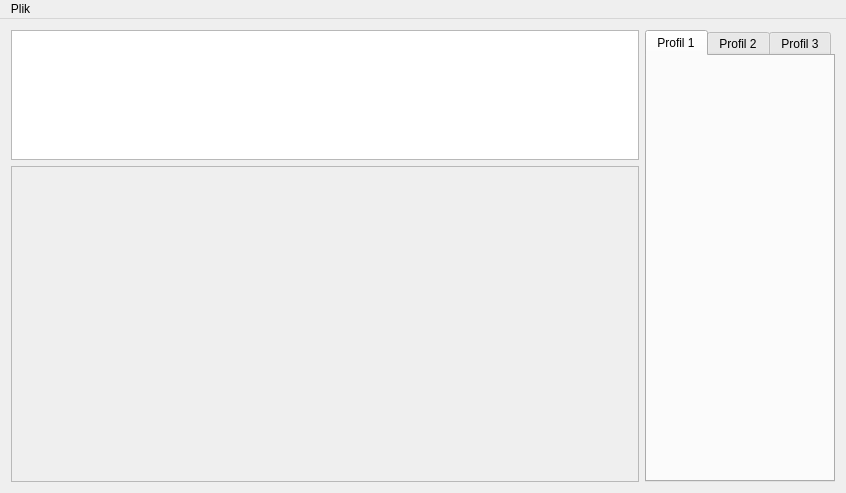
Qt form mainwindow.ui (dz1domin/RCon) before a commit.
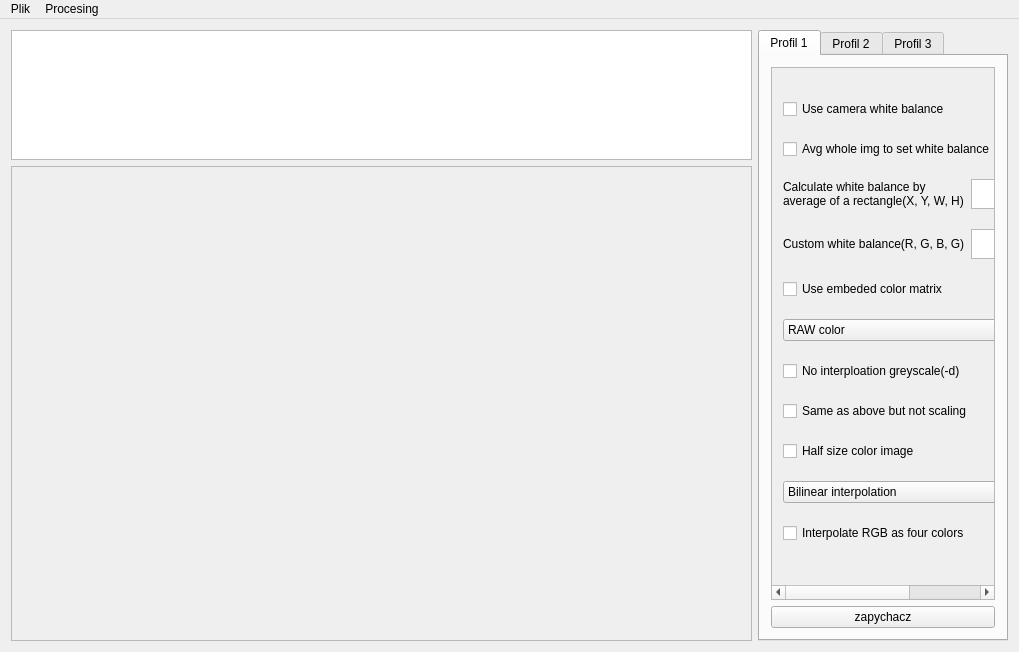
The same form after that commit.

What changed in the file:
```diff
--- a/mainwindow.ui
+++ b/mainwindow.ui
@@ -6,8 +6,8 @@
    <rect>
     <x>0</x>
     <y>0</y>
-    <width>846</width>
-    <height>493</height>
+    <width>1019</width>
+    <height>652</height>
    </rect>
   </property>
   <property name="sizePolicy">
@@ -26,8 +26,8 @@
    <string>RCon</string>
   </property>
   <widget class="QWidget" name="centralWidget">
-   <layout class="QGridLayout" name="gridLayout">
-    <item row="0" column="0">
+   <layout class="QVBoxLayout" name="verticalLayout">
+    <item>
      <layout class="QHBoxLayout" name="mainLayout">
       <item>
        <layout class="QVBoxLayout" name="imageLayout">
@@ -75,8 +75,8 @@
               <rect>
                <x>0</x>
                <y>0</y>
-               <width>635</width>
-               <height>308</height>
+               <width>735</width>
+               <height>467</height>
               </rect>
              </property>
              <property name="sizePolicy">
@@ -117,6 +117,12 @@
             <verstretch>0</verstretch>
            </sizepolicy>
           </property>
+          <property name="maximumSize">
+           <size>
+            <width>250</width>
+            <height>16777215</height>
+           </size>
+          </property>
           <property name="currentIndex">
            <number>0</number>
           </property>
@@ -125,7 +131,7 @@
           </property>
           <widget class="QWidget" name="profil1Tab">
            <property name="sizePolicy">
-            <sizepolicy hsizetype="Minimum" vsizetype="Preferred">
+            <sizepolicy hsizetype="Minimum" vsizetype="Minimum">
              <horstretch>0</horstretch>
              <verstretch>0</verstretch>
             </sizepolicy>
@@ -133,6 +139,355 @@
            <attribute name="title">
             <string>Profil 1</string>
            </attribute>
+           <layout class="QVBoxLayout" name="verticalLayout_2">
+            <item>
+             <layout class="QVBoxLayout" name="P1OptionsLayout">
+              <item>
+               <widget class="QScrollArea" name="P1ScrollArea">
+                <property name="sizePolicy">
+                 <sizepolicy hsizetype="Expanding" vsizetype="Preferred">
+                  <horstretch>0</horstretch>
+                  <verstretch>0</verstretch>
+                 </sizepolicy>
+                </property>
+                <property name="widgetResizable">
+                 <bool>true</bool>
+                </property>
+                <property name="alignment">
+                 <set>Qt::AlignLeading|Qt::AlignLeft|Qt::AlignTop</set>
+                </property>
+                <widget class="QWidget" name="P1OptionsContainer">
+                 <property name="geometry">
+                  <rect>
+                   <x>0</x>
+                   <y>0</y>
+                   <width>325</width>
+                   <height>280</height>
+                  </rect>
+                 </property>
+                 <layout class="QVBoxLayout" name="verticalLayout_4">
+                  <property name="spacing">
+                   <number>0</number>
+                  </property>
+                  <item>
+                   <layout class="QHBoxLayout" name="P1CameraWhiteBalanceLayout">
+                    <item>
+                     <widget class="QCheckBox" name="P1CameraWhiteBalanceCheckBox">
+                      <property name="text">
+                       <string>Use camera white balance</string>
+                      </property>
+                     </widget>
+                    </item>
+                   </layout>
+                  </item>
+                  <item>
+                   <layout class="QHBoxLayout" name="P1AvgImageWhiteBalanceLayout">
+                    <item>
+                     <widget class="QCheckBox" name="P1AvgImageWhiteBalanceCheckBox">
+                      <property name="text">
+                       <string>Avg whole img to set white balance</string>
+                      </property>
+                     </widget>
+                    </item>
+                   </layout>
+                  </item>
+                  <item>
+                   <layout class="QHBoxLayout" name="P1RectAvgBalanceLayout">
+                    <item>
+                     <widget class="QLabel" name="label">
+                      <property name="text">
+                       <string>Calculate white balance by average of a rectangle(X, Y, W, H)</string>
+                      </property>
+                      <property name="wordWrap">
+                       <bool>true</bool>
+                      </property>
+                     </widget>
+                    </item>
+                    <item>
+                     <widget class="QTextEdit" name="P1RectAvgBalanceX">
+                      <property name="sizePolicy">
+                       <sizepolicy hsizetype="Fixed" vsizetype="Fixed">
+                        <horstretch>0</horstretch>
+                        <verstretch>0</verstretch>
+                       </sizepolicy>
+                      </property>
+                      <property name="maximumSize">
+                       <size>
+                        <width>30</width>
+                        <height>30</height>
+                       </size>
+                      </property>
+                     </widget>
+                    </item>
+                    <item>
+                     <widget class="QTextEdit" name="P1RectAvgBalanceY">
+                      <property name="sizePolicy">
+                       <sizepolicy hsizetype="Fixed" vsizetype="Fixed">
+                        <horstretch>0</horstretch>
+                        <verstretch>0</verstretch>
+                       </sizepolicy>
+                      </property>
+                      <property name="maximumSize">
+                       <size>
+                        <width>30</width>
+                        <height>30</height>
+                       </size>
+                      </property>
+                     </widget>
+                    </item>
+                    <item>
+                     <widget class="QTextEdit" name="P1RectAvgBalanceW">
+                      <property name="sizePolicy">
+                       <sizepolicy hsizetype="Fixed" vsizetype="Fixed">
+                        <horstretch>0</horstretch>
+                        <verstretch>0</verstretch>
+                       </sizepolicy>
+                      </property>
+                      <property name="maximumSize">
+                       <size>
+                        <width>30</width>
+                        <height>30</height>
+                       </size>
+                      </property>
+                     </widget>
+                    </item>
+                    <item>
+                     <widget class="QTextEdit" name="P1RectAvgBalanceH">
+                      <property name="sizePolicy">
+                       <sizepolicy hsizetype="Fixed" vsizetype="Fixed">
+                        <horstretch>0</horstretch>
+                        <verstretch>0</verstretch>
+                       </sizepolicy>
+                      </property>
+                      <property name="maximumSize">
+                       <size>
+                        <width>30</width>
+                        <height>30</height>
+                       </size>
+                      </property>
+                     </widget>
+                    </item>
+                   </layout>
+                  </item>
+                  <item>
+                   <layout class="QHBoxLayout" name="P1CustomWhiteBalanceLayout">
+                    <item>
+                     <widget class="QLabel" name="label_2">
+                      <property name="text">
+                       <string>Custom white balance(R, G, B, G)</string>
+                      </property>
+                     </widget>
+                    </item>
+                    <item>
+                     <widget class="QTextEdit" name="P1CustomWhiteR">
+                      <property name="sizePolicy">
+                       <sizepolicy hsizetype="Fixed" vsizetype="Fixed">
+                        <horstretch>0</horstretch>
+                        <verstretch>0</verstretch>
+                       </sizepolicy>
+                      </property>
+                      <property name="maximumSize">
+                       <size>
+                        <width>30</width>
+                        <height>30</height>
+                       </size>
+                      </property>
+                     </widget>
+                    </item>
+                    <item>
+                     <widget class="QTextEdit" name="P1CustomWhiteG">
+                      <property name="sizePolicy">
+                       <sizepolicy hsizetype="Fixed" vsizetype="Fixed">
+                        <horstretch>0</horstretch>
+                        <verstretch>0</verstretch>
+                       </sizepolicy>
+                      </property>
+                      <property name="maximumSize">
+                       <size>
+                        <width>30</width>
+                        <height>30</height>
+                       </size>
+                      </property>
+                     </widget>
+                    </item>
+                    <item>
+                     <widget class="QTextEdit" name="P1CustomWhiteB">
+                      <property name="sizePolicy">
+                       <sizepolicy hsizetype="Fixed" vsizetype="Fixed">
+                        <horstretch>0</horstretch>
+                        <verstretch>0</verstretch>
+                       </sizepolicy>
+                      </property>
+                      <property name="maximumSize">
+                       <size>
+                        <width>30</width>
+                        <height>30</height>
+                       </size>
+                      </property>
+                     </widget>
+                    </item>
+                    <item>
+                     <widget class="QTextEdit" name="P1CustomWhiteG2">
+                      <property name="sizePolicy">
+                       <sizepolicy hsizetype="Fixed" vsizetype="Fixed">
+                        <horstretch>0</horstretch>
+                        <verstretch>0</verstretch>
+                       </sizepolicy>
+                      </property>
+                      <property name="maximumSize">
+                       <size>
+                        <width>30</width>
+                        <height>30</height>
+                       </size>
+                      </property>
+                     </widget>
+                    </item>
+                   </layout>
+                  </item>
+                  <item>
+                   <layout class="QHBoxLayout" name="P1EmbededColormatrixLayout">
+                    <item>
+                     <widget class="QCheckBox" name="P1UseEmbededColorMatrixCheckBox">
+                      <property name="text">
+                       <string>Use embeded color matrix</string>
+                      </property>
+                     </widget>
+                    </item>
+                   </layout>
+                  </item>
+                  <item>
+                   <layout class="QHBoxLayout" name="P1OutPutColorSpaceLayout">
+                    <item>
+                     <widget class="QComboBox" name="P1OutPutColorSpace">
+                      <item>
+                       <property name="text">
+                        <string>RAW color</string>
+                       </property>
+                      </item>
+                      <item>
+                       <property name="text">
+                        <string>sRGB D65</string>
+                       </property>
+                      </item>
+                      <item>
+                       <property name="text">
+                        <string>Adobe RGB D65</string>
+                       </property>
+                      </item>
+                      <item>
+                       <property name="text">
+                        <string>Wide Gamut RGB D65</string>
+                       </property>
+                      </item>
+                      <item>
+                       <property name="text">
+                        <string>Kodak Photo RGB D65</string>
+                       </property>
+                      </item>
+                      <item>
+                       <property name="text">
+                        <string>XYZ</string>
+                       </property>
+                      </item>
+                      <item>
+                       <property name="text">
+                        <string>ACES</string>
+                       </property>
+                      </item>
+                     </widget>
+                    </item>
+                   </layout>
+                  </item>
+                  <item>
+                   <layout class="QHBoxLayout" name="P1_doptionLayout">
+                    <item>
+                     <widget class="QCheckBox" name="P1_doption">
+                      <property name="text">
+                       <string>No interploation greyscale(-d)</string>
+                      </property>
+                     </widget>
+                    </item>
+                   </layout>
+                  </item>
+                  <item>
+                   <layout class="QHBoxLayout" name="P1_DoptionLayout">
+                    <item>
+                     <widget class="QCheckBox" name="P1_Doption">
+                      <property name="text">
+                       <string>Same as above but not scaling</string>
+                      </property>
+                     </widget>
+                    </item>
+                   </layout>
+                  </item>
+                  <item>
+                   <layout class="QHBoxLayout" name="P1_hoptionLayout">
+                    <item>
+                     <widget class="QCheckBox" name="P1_hoption">
+                      <property name="text">
+                       <string>Half size color image</string>
+                      </property>
+                     </widget>
+                    </item>
+                   </layout>
+                  </item>
+                  <item>
+                   <layout class="QHBoxLayout" name="P1InterpolationOptionsLayout">
+                    <item>
+                     <widget class="QComboBox" name="P1InterpolationOptions">
+                      <item>
+                       <property name="text">
+                        <string>Bilinear interpolation</string>
+                       </property>
+                      </item>
+                      <item>
+                       <property name="text">
+                        <string>VNG interpolation</string>
+                       </property>
+                      </item>
+                      <item>
+                       <property name="text">
+                        <string>PPG interpolation</string>
+                       </property>
+                      </item>
+                      <item>
+                       <property name="text">
+                        <string>AHD interpolation</string>
+                       </property>
+                      </item>
+                     </widget>
+                    </item>
+                   </layout>
+                  </item>
+                  <item>
+                   <layout class="QHBoxLayout" name="P1_foptionLayout">
+                    <item>
+                     <widget class="QCheckBox" name="P1_foption">
+                      <property name="text">
+                       <string>Interpolate RGB as four colors</string>
+                      </property>
+                     </widget>
+                    </item>
+                   </layout>
+                  </item>
+                 </layout>
+                </widget>
+               </widget>
+              </item>
+             </layout>
+            </item>
+            <item>
+             <layout class="QVBoxLayout" name="P1HistogramLayout">
+              <item>
+               <widget class="QPushButton" name="zapychacz">
+                <property name="text">
+                 <string>zapychacz</string>
+                </property>
+               </widget>
+              </item>
+             </layout>
+            </item>
+           </layout>
           </widget>
           <widget class="QWidget" name="profil2Tab">
            <property name="sizePolicy">
@@ -169,7 +524,7 @@
     <rect>
      <x>0</x>
      <y>0</y>
-     <width>846</width>
+     <width>1019</width>
      <height>21</height>
     </rect>
    </property>
@@ -183,7 +538,14 @@
     <addaction name="separator"/>
     <addaction name="actionZamknij"/>
    </widget>
+   <widget class="QMenu" name="menuProcesing">
+    <property name="title">
+     <string>Procesing</string>
+    </property>
+    <addaction name="actionPrzetworz_wybrane_zdjecie"/>
+   </widget>
    <addaction name="menuPlik"/>
+   <addaction name="menuProcesing"/>
   </widget>
   <action name="actionOtw_rz">
    <property name="text">
```
Left out of the diff: 707 changed lines with no effect on the pictures.
